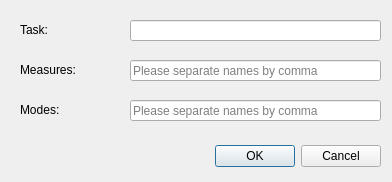
LabNeuroCogDevel/LNCDschedule, file ui/add_task.ui: the form before one commit.
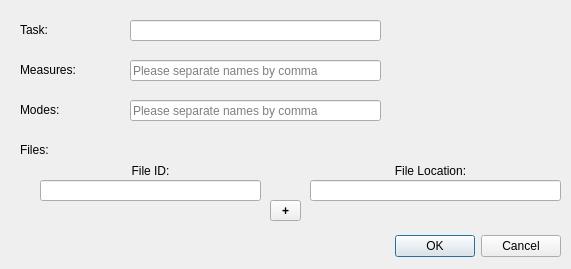
The form after the commit.

Commit message: Started working on creating ui for #36

Patch:
```diff
--- a/ui/add_task.ui
+++ b/ui/add_task.ui
@@ -6,8 +6,8 @@
    <rect>
     <x>0</x>
     <y>0</y>
-    <width>392</width>
-    <height>182</height>
+    <width>571</width>
+    <height>269</height>
    </rect>
   </property>
   <property name="windowTitle">
@@ -16,8 +16,8 @@
   <widget class="QDialogButtonBox" name="buttonBox">
    <property name="geometry">
     <rect>
-     <x>40</x>
-     <y>140</y>
+     <x>220</x>
+     <y>230</y>
      <width>341</width>
      <height>32</height>
     </rect>
@@ -104,6 +104,90 @@
     <string>Please separate names by comma</string>
    </property>
   </widget>
+  <widget class="QLabel" name="file_label">
+   <property name="geometry">
+    <rect>
+     <x>20</x>
+     <y>140</y>
+     <width>101</width>
+     <height>20</height>
+    </rect>
+   </property>
+   <property name="text">
+    <string>Files:</string>
+   </property>
+  </widget>
+  <widget class="QLineEdit" name="file_id_text">
+   <property name="geometry">
+    <rect>
+     <x>40</x>
+     <y>180</y>
+     <width>221</width>
+     <height>21</height>
+    </rect>
+   </property>
+  </widget>
+  <widget class="QLineEdit" name="file_location_text">
+   <property name="geometry">
+    <rect>
+     <x>310</x>
+     <y>180</y>
+     <width>251</width>
+     <height>21</height>
+    </rect>
+   </property>
+  </widget>
+  <widget class="QLabel" name="file_id_label">
+   <property name="geometry">
+    <rect>
+     <x>100</x>
+     <y>160</y>
+     <width>101</width>
+     <height>21</height>
+    </rect>
+   </property>
+   <property name="text">
+    <string>File ID:</string>
+   </property>
+   <property name="alignment">
+    <set>Qt::AlignCenter</set>
+   </property>
+  </widget>
+  <widget class="QLabel" name="file_location_label">
+   <property name="geometry">
+    <rect>
+     <x>380</x>
+     <y>160</y>
+     <width>101</width>
+     <height>21</height>
+    </rect>
+   </property>
+   <property name="text">
+    <string>File Location:</string>
+   </property>
+   <property name="alignment">
+    <set>Qt::AlignCenter</set>
+   </property>
+  </widget>
+  <widget class="QToolButton" name="add_file_button">
+   <property name="geometry">
+    <rect>
+     <x>270</x>
+     <y>200</y>
+     <width>31</width>
+     <height>21</height>
+    </rect>
+   </property>
+   <property name="font">
+    <font>
+     <weight>75</weight>
+     <bold>true</bold>
+    </font>
+   </property>
+   <property name="text">
+    <string>+</string>
+   </property>
+  </widget>
  </widget>
  <resources/>
  <connections>
```
Left out of the diff: 19 changed lines with no effect on the pictures. The commit also changes 2 other files.
